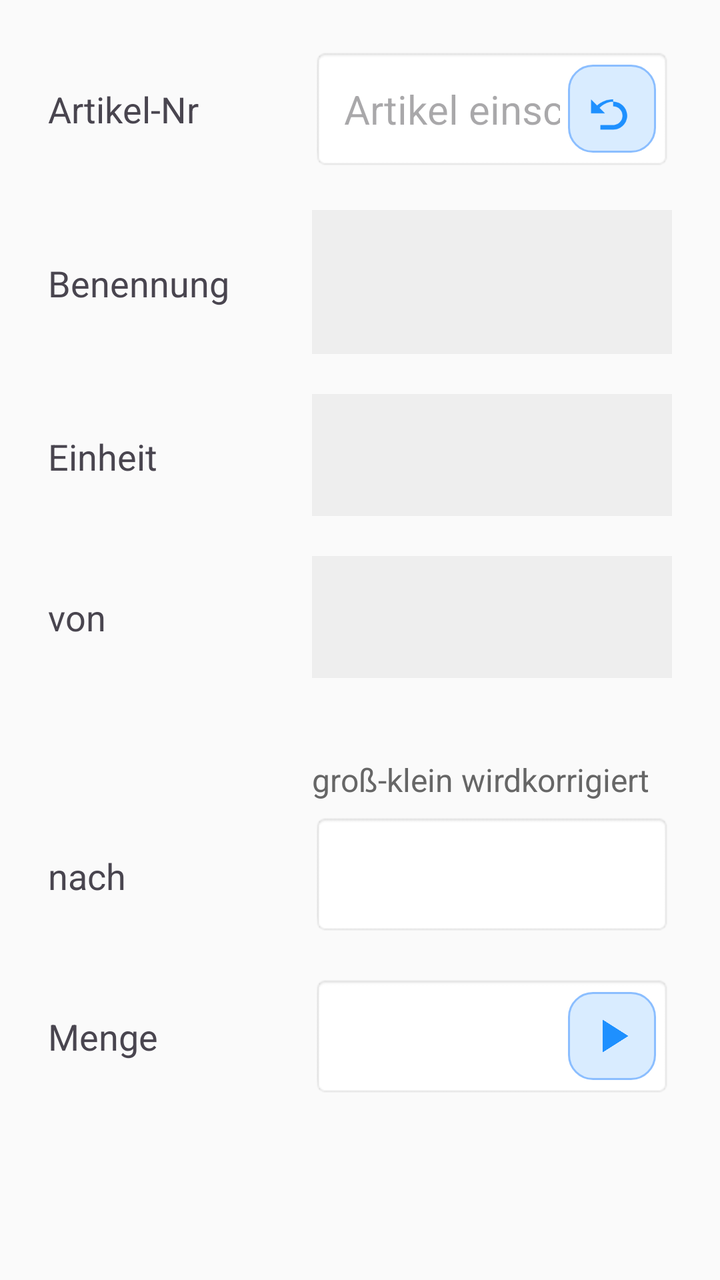
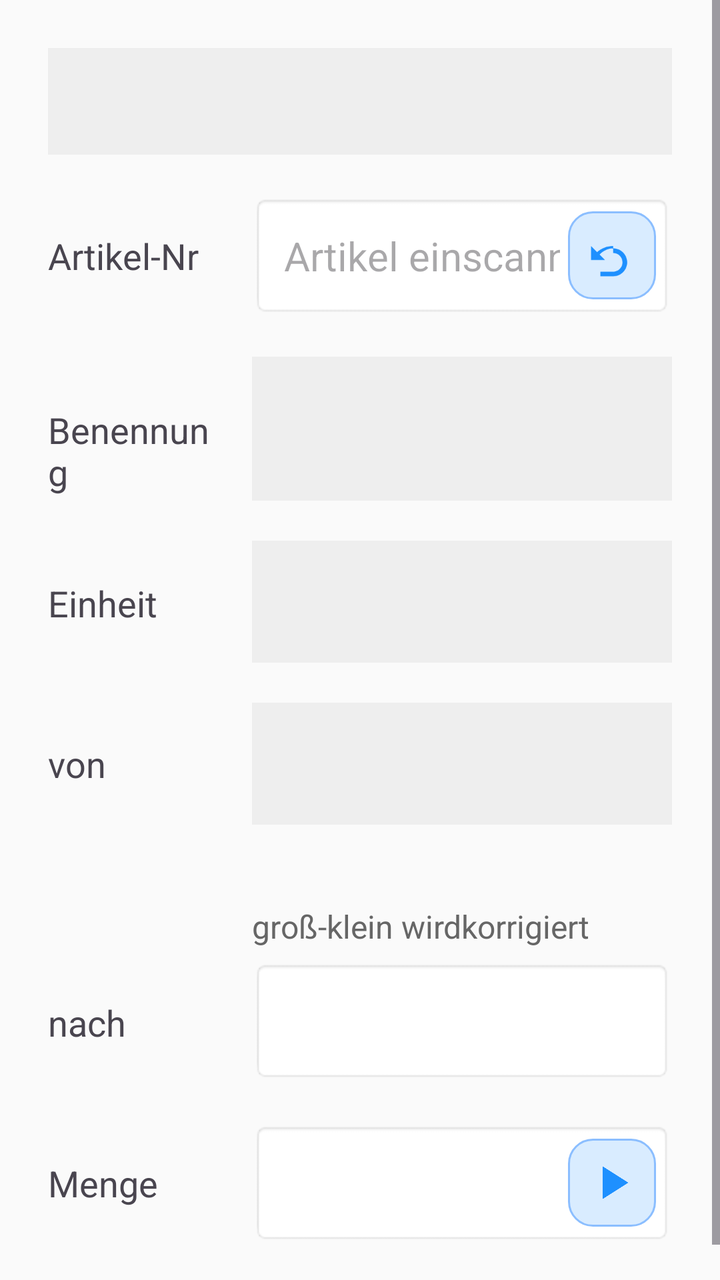

Two renders of the same Android screen: before a commit and after it. Below are the layout's source before the change and the commit's diff.
<!-- AndroidManifest.xml: application theme Theme.BehrouzTest -->
<!-- res/layout/activity_main.xml -->
<?xml version="1.0" encoding="utf-8"?>
<LinearLayout
    xmlns:android="http://schemas.android.com/apk/res/android"
    android:layout_width="match_parent"
    android:layout_height="match_parent"
    android:orientation="vertical"
    android:background="#FAFAFA">

    <ScrollView
        android:layout_width="match_parent"
        android:layout_height="match_parent"
        android:fillViewport="true">

        <LinearLayout
            android:layout_width="match_parent"
            android:layout_height="wrap_content"
            android:orientation="vertical"
            android:padding="24dp">

            
            <LinearLayout
                android:layout_width="match_parent"
                android:layout_height="wrap_content"
                android:orientation="horizontal"
                android:layout_marginBottom="20dp">

                <TextView
                    android:layout_width="120dp"
                    android:layout_height="61dp"
                    android:gravity="center_vertical"
                    android:text="Artikel-Nr"
                    android:textSize="18sp"
                    android:layout_marginEnd="12dp"/>

                
                <FrameLayout
                    android:layout_width="0dp"
                    android:layout_weight="1"
                    android:layout_height="61dp">

                    <EditText
                        android:id="@+id/inputField"
                        android:layout_width="match_parent"
                        android:layout_height="match_parent"
                        android:hint="Artikel einscannen"
                        android:textColor="#000000"
                        android:background="@android:drawable/editbox_background"
                        android:inputType="text"
                        android:importantForAutofill="no"
                        android:paddingStart="16dp"
                        android:paddingTop="16dp"
                        android:paddingBottom="16dp"
                        android:paddingEnd="56dp"
                        android:textSize="20sp"
                        android:imeOptions="actionDone"/>

                    
                    <ImageButton
                        android:id="@+id/clearIconButton"
                        android:layout_width="44dp"
                        android:layout_height="44dp"
                        android:layout_gravity="end|center_vertical"
                        android:layout_marginEnd="8dp"
                        android:background="@drawable/bg_icon_button"
                        android:contentDescription="Neueingabe"
                        android:scaleType="fitCenter"
                        android:src="@drawable/ic_undo"
                        android:padding="8dp"/>
                </FrameLayout>
            </LinearLayout>

            
            <LinearLayout
                android:layout_width="match_parent"
                android:layout_height="wrap_content"
                android:orientation="horizontal"
                android:layout_marginBottom="20dp">

                <TextView
                    android:layout_width="120dp"
                    android:layout_height="72dp"
                    android:gravity="center_vertical"
                    android:text="Benennung"
                    android:textSize="18sp"
                    android:layout_marginEnd="12dp"/>

                <EditText
                    android:id="@+id/nameField"
                    android:layout_width="0dp"
                    android:layout_weight="1"
                    android:layout_height="wrap_content"
                    android:minHeight="72dp"
                    android:inputType="textMultiLine|textNoSuggestions"
                    android:singleLine="false"
                    android:maxLines="3"
                    android:background="#EEEEEE"
                    android:padding="16dp"
                    android:textSize="20sp"
                    android:textColor="#444444"
                    android:focusable="false"
                    android:cursorVisible="false"
                    android:longClickable="false"
                    android:clickable="false"/>
            </LinearLayout>

            
            <LinearLayout
                android:layout_width="match_parent"
                android:layout_height="wrap_content"
                android:orientation="horizontal"
                android:layout_marginBottom="20dp">

                <TextView
                    android:layout_width="120dp"
                    android:layout_height="61dp"
                    android:gravity="center_vertical"
                    android:text="Einheit"
                    android:textSize="18sp"
                    android:layout_marginEnd="12dp"/>

                <EditText
                    android:id="@+id/meField"
                    android:layout_width="0dp"
                    android:layout_weight="1"
                    android:layout_height="61dp"
                    android:background="#EEEEEE"
                    android:padding="16dp"
                    android:textSize="20sp"
                    android:textColor="#444444"
                    android:gravity="center_vertical"
                    android:inputType="textNoSuggestions"
                    android:importantForAutofill="no"
                    android:focusable="false"
                    android:cursorVisible="false"
                    android:longClickable="false"
                    android:clickable="false"/>
            </LinearLayout>

            
            <LinearLayout
                android:layout_width="match_parent"
                android:layout_height="wrap_content"
                android:orientation="horizontal"
                android:layout_marginBottom="40dp">

                <TextView
                    android:layout_width="120dp"
                    android:layout_height="61dp"
                    android:gravity="center_vertical"
                    android:text="von"
                    android:textSize="18sp"
                    android:layout_marginEnd="12dp"/>

                <Spinner
                    android:id="@+id/lagerSpinner"
                    android:layout_width="0dp"
                    android:layout_weight="1"
                    android:layout_height="61dp"
                    android:background="#EEEEEE"
                    android:padding="8dp"
                    android:popupBackground="#BFE3FF" />
            </LinearLayout>

            
            <TextView
                android:layout_width="match_parent"
                android:layout_height="wrap_content"
                android:text="groß-klein wirdkorrigiert"
                android:textSize="16sp"
                android:textColor="#666666"
                android:layout_marginStart="132dp"
                android:layout_marginBottom="6dp" />

            
            <LinearLayout
                android:layout_width="match_parent"
                android:layout_height="wrap_content"
                android:orientation="horizontal"
                android:layout_marginBottom="20dp">

                <TextView
                    android:layout_width="120dp"
                    android:layout_height="61dp"
                    android:gravity="center_vertical"
                    android:text="nach"
                    android:textSize="18sp"
                    android:layout_marginEnd="12dp"/>

                <EditText
                    android:id="@+id/bestandField"
                    android:layout_width="0dp"
                    android:layout_weight="1"
                    android:layout_height="61dp"
                    android:background="@android:drawable/editbox_background"
                    android:padding="16dp"
                    android:textSize="20sp"
                    android:textColor="#000000"
                    android:importantForAutofill="no"
                    android:focusable="true"
                    android:focusableInTouchMode="true"
                    android:inputType="text"
                    android:imeOptions="actionNext"/>
            </LinearLayout>

            
            <LinearLayout
                android:layout_width="match_parent"
                android:layout_height="wrap_content"
                android:orientation="horizontal"
                android:layout_marginBottom="12dp">

                <TextView
                    android:layout_width="120dp"
                    android:layout_height="61dp"
                    android:gravity="center_vertical"
                    android:text="Menge"
                    android:textSize="18sp"
                    android:layout_marginEnd="12dp"/>

                <FrameLayout
                    android:layout_width="0dp"
                    android:layout_weight="1"
                    android:layout_height="61dp">

                    <EditText
                        android:id="@+id/menge"
                        android:layout_width="match_parent"
                        android:layout_height="match_parent"
                        android:background="@android:drawable/editbox_background"
                        android:paddingStart="16dp"
                        android:paddingTop="16dp"
                        android:paddingBottom="16dp"
                        android:paddingEnd="56dp"
                        android:textSize="20sp"
                        android:textColor="#000000"
                        android:importantForAutofill="no"
                        android:focusable="true"
                        android:focusableInTouchMode="true"
                        android:inputType="numberDecimal"
                        android:imeOptions="actionDone"/>

                    <ImageButton
                        android:id="@+id/playButton"
                        android:layout_width="44dp"
                        android:layout_height="44dp"
                        android:layout_gravity="end|center_vertical"
                        android:layout_marginEnd="8dp"
                        android:background="@drawable/bg_icon_button"
                        android:contentDescription="Umbuchung"
                        android:scaleType="fitCenter"
                        android:src="@drawable/ic_play"
                        android:padding="8dp"/>
                </FrameLayout>
            </LinearLayout>

        </LinearLayout>
    </ScrollView>

</LinearLayout>
<!-- resources referenced by this layout -->
<resources>
  <!-- drawable bg_icon_button (drawable) -->
  <?xml version="1.0" encoding="utf-8"?>
  <ripple xmlns:android="http://schemas.android.com/apk/res/android"
      android:color="#33000000">
  
      <item>
          <shape android:shape="rectangle">
              <solid android:color="#D9ECFF"/>
              <corners android:radius="12dp"/>
              <stroke
                  android:width="1dp"
                  android:color="#8BBEFF"/>
          </shape>
      </item>
  
  </ripple>
  <!-- drawable ic_play (drawable) -->
  <?xml version="1.0" encoding="utf-8"?>
  <vector xmlns:android="http://schemas.android.com/apk/res/android"
      android:width="24dp"
      android:height="24dp"
      android:viewportWidth="24"
      android:viewportHeight="24">
  
      
      <path
          android:fillColor="#1E90FF"
          android:pathData="M8,5v14l11,-7z"/>
  </vector>
  <!-- drawable ic_undo (drawable) -->
  <?xml version="1.0" encoding="utf-8"?>
  <vector xmlns:android="http://schemas.android.com/apk/res/android"
      android:width="24dp"
      android:height="24dp"
      android:viewportWidth="24"
      android:viewportHeight="24">
  
      
      <path
          android:fillColor="#1E90FF"
          android:pathData="M12.5,8c-2.65,0 -5.05,0.99 -6.9,2.62L3,8v6h6l-2.32,-2.32C8.2,10.08 10.23,9 12.5,9c3.31,0 6,2.69 6,6s-2.69,6 -6,6H7v-2h5.5c2.21,0 4,-1.79 4,-4s-1.79,-4 -4,-4z"/>
  </vector>
  <style name="Theme.BehrouzTest" parent="Base.Theme.BehrouzTest" />
  <style name="Base.Theme.BehrouzTest" parent="Theme.Material3.DayNight.NoActionBar">
          
          
      </style>
</resources>

<!-- the commit's change to res/layout/activity_main.xml (unified diff, before → after) -->
@@ -22,17 +22,47 @@
                 android:layout_width="match_parent"
                 android:layout_height="wrap_content"
                 android:orientation="horizontal"
-                android:layout_marginBottom="20dp">
-
-                <TextView
-                    android:layout_width="120dp"
+                android:layout_marginBottom="20dp"
+                android:padding="12dp"
+                android:background="#EEEEEE">
+
+                <TextView
+                    android:id="@+id/lastTryText"
+                    android:layout_width="0dp"
+                    android:layout_weight="1"
+                    android:layout_height="wrap_content"
+                    android:typeface="monospace"
+                    android:textSize="16sp"
+                    android:textColor="#000000"
+                    android:singleLine="true"
+                    android:ellipsize="end"
+                    android:text=""/>
+
+                <TextView
+                    android:id="@+id/lastTryMark"
+                    android:layout_width="32dp"
+                    android:layout_height="wrap_content"
+                    android:gravity="end|center_vertical"
+                    android:textSize="22sp"
+                    android:textStyle="bold"
+                    android:text=""/>
+            </LinearLayout>
+
+            
+            <LinearLayout
+                android:layout_width="match_parent"
+                android:layout_height="wrap_content"
+                android:orientation="horizontal"
+                android:layout_marginBottom="20dp">
+
+                <TextView
+                    android:layout_width="90dp"
                     android:layout_height="61dp"
                     android:gravity="center_vertical"
                     android:text="Artikel-Nr"
                     android:textSize="18sp"
                     android:layout_marginEnd="12dp"/>
 
-                
                 <FrameLayout
                     android:layout_width="0dp"
                     android:layout_weight="1"
@@ -54,7 +84,6 @@
                         android:textSize="20sp"
                         android:imeOptions="actionDone"/>
 
-                    
                     <ImageButton
                         android:id="@+id/clearIconButton"
                         android:layout_width="44dp"
@@ -77,7 +106,7 @@
                 android:layout_marginBottom="20dp">
 
                 <TextView
-                    android:layout_width="120dp"
+                    android:layout_width="90dp"
                     android:layout_height="72dp"
                     android:gravity="center_vertical"
                     android:text="Benennung"
@@ -111,7 +140,7 @@
                 android:layout_marginBottom="20dp">
 
                 <TextView
-                    android:layout_width="120dp"
+                    android:layout_width="90dp"
                     android:layout_height="61dp"
                     android:gravity="center_vertical"
                     android:text="Einheit"
@@ -144,7 +173,7 @@
                 android:layout_marginBottom="40dp">
 
                 <TextView
-                    android:layout_width="120dp"
+                    android:layout_width="90dp"
                     android:layout_height="61dp"
                     android:gravity="center_vertical"
                     android:text="von"
@@ -168,7 +197,7 @@
                 android:text="groß-klein wirdkorrigiert"
                 android:textSize="16sp"
                 android:textColor="#666666"
-                android:layout_marginStart="132dp"
+                android:layout_marginStart="102dp"
                 android:layout_marginBottom="6dp" />
 
             
@@ -179,7 +208,7 @@
                 android:layout_marginBottom="20dp">
 
                 <TextView
-                    android:layout_width="120dp"
+                    android:layout_width="90dp"
                     android:layout_height="61dp"
                     android:gravity="center_vertical"
                     android:text="nach"
@@ -210,7 +239,7 @@
                 android:layout_marginBottom="12dp">
 
                 <TextView
-                    android:layout_width="120dp"
+                    android:layout_width="90dp"
                     android:layout_height="61dp"
                     android:gravity="center_vertical"
                     android:text="Menge"
